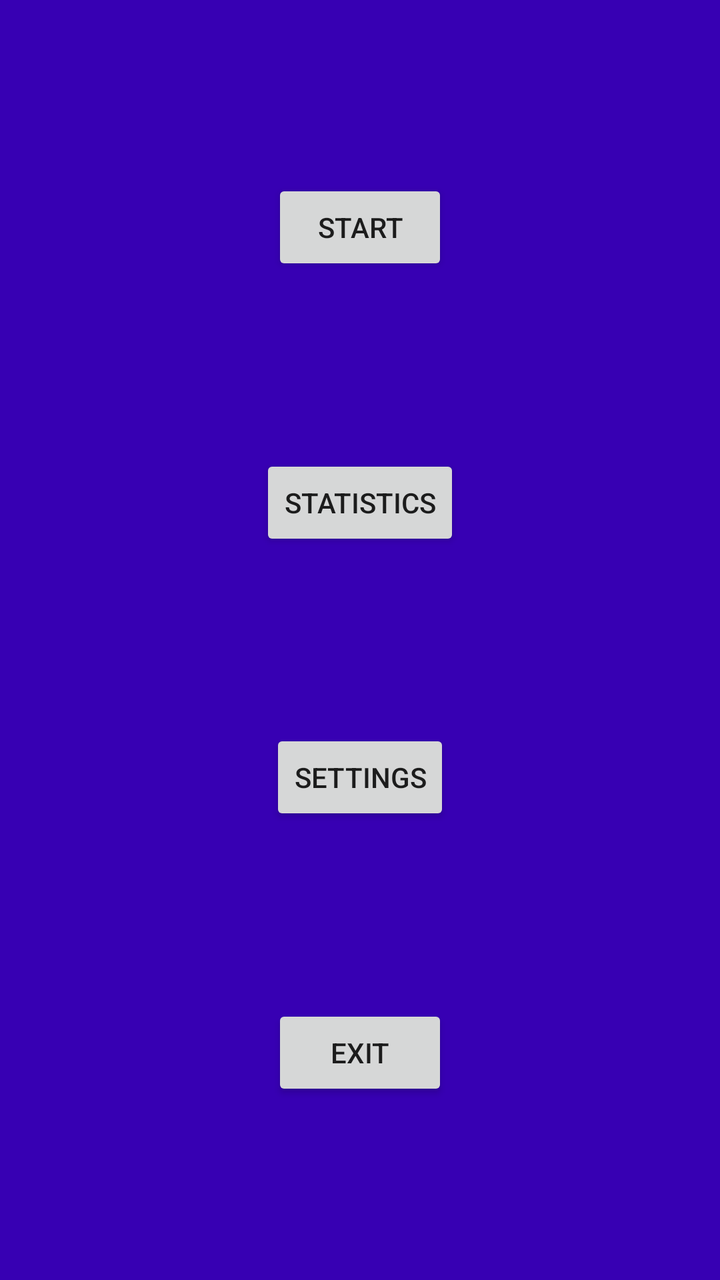
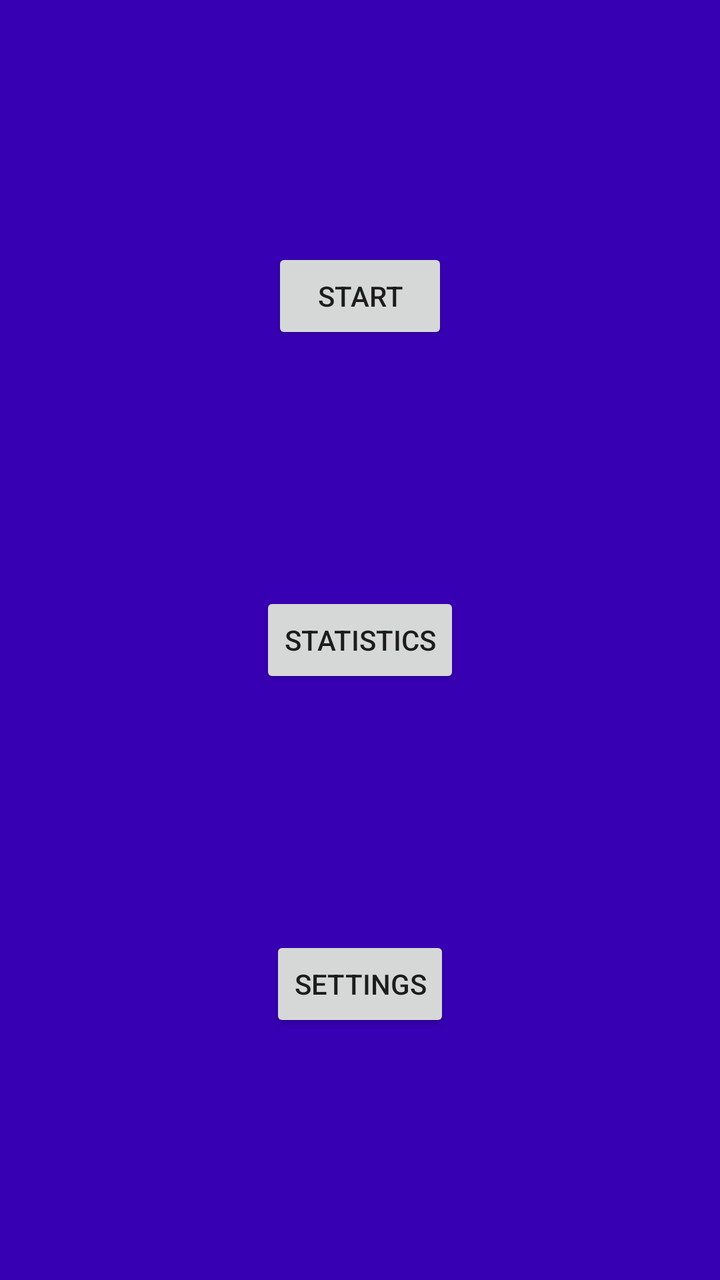

Compare the two renders of this Android layout. The source of the first and the diff that turns it into the second are given below.
<!-- AndroidManifest.xml: application theme AppTheme -->
<!-- res/layout/activity_main.xml -->
<?xml version="1.0" encoding="utf-8"?>
<androidx.constraintlayout.widget.ConstraintLayout xmlns:android="http://schemas.android.com/apk/res/android"
    xmlns:app="http://schemas.android.com/apk/res-auto"
    xmlns:tools="http://schemas.android.com/tools"
    android:id="@+id/mainLayout"
    android:layout_width="match_parent"
    android:layout_height="match_parent"
    android:background="@color/colorPrimaryDark"
    tools:context=".MainActivity">

    <Button
        android:id="@+id/startButton"
        android:layout_width="wrap_content"
        android:layout_height="wrap_content"
        android:onClick="startTraining"
        android:text="@string/startButton"
        app:layout_constraintBottom_toTopOf="@+id/statsButton"
        app:layout_constraintEnd_toEndOf="parent"
        app:layout_constraintStart_toStartOf="parent"
        app:layout_constraintTop_toTopOf="parent" />

    <Button
        android:id="@+id/statsButton"
        android:layout_width="wrap_content"
        android:layout_height="wrap_content"
        android:text="@string/statsButton"
        android:onClick="openStatistics"
        app:layout_constraintBottom_toTopOf="@id/settingsButton"
        app:layout_constraintEnd_toEndOf="parent"
        app:layout_constraintStart_toStartOf="parent"
        app:layout_constraintTop_toBottomOf="@id/startButton" />

    <Button
        android:id="@+id/settingsButton"
        android:layout_width="wrap_content"
        android:layout_height="wrap_content"
        android:text="@string/settingsButton"
        android:onClick="openSettings"
        app:layout_constraintBottom_toTopOf="@id/exitButton"
        app:layout_constraintEnd_toEndOf="parent"
        app:layout_constraintStart_toStartOf="parent"
        app:layout_constraintTop_toBottomOf="@id/statsButton" />

    <Button
        android:id="@+id/exitButton"
        android:layout_width="wrap_content"
        android:layout_height="wrap_content"
        android:onClick="closeApp"
        android:text="@string/exitButton"
        app:layout_constraintBottom_toBottomOf="parent"
        app:layout_constraintEnd_toEndOf="parent"
        app:layout_constraintStart_toStartOf="parent"
        app:layout_constraintTop_toBottomOf="@id/settingsButton" />

</androidx.constraintlayout.widget.ConstraintLayout>
<!-- resources referenced by this layout -->
<resources>
  <color name="colorPrimaryDark">#3700B3</color>
  <string name="exitButton">Exit</string>
  <string name="settingsButton">Settings</string>
  <string name="startButton">Start</string>
  <string name="statsButton">Statistics</string>
  <style name="AppTheme" parent="Theme.AppCompat.Light.DarkActionBar">
          
          <item name="colorPrimary">@color/colorPrimary</item>
          <item name="colorPrimaryDark">@color/colorPrimaryDark</item>
          <item name="colorAccent">@color/colorAccent</item>
      </style>
  <color name="colorPrimary">#6200EE</color>
  <color name="colorAccent">#03DAC5</color>
</resources>

<!-- the commit's change to res/layout/activity_main.xml (unified diff, before → after) -->
@@ -36,20 +36,9 @@
         android:layout_height="wrap_content"
         android:text="@string/settingsButton"
         android:onClick="openSettings"
-        app:layout_constraintBottom_toTopOf="@id/exitButton"
+        app:layout_constraintBottom_toBottomOf="parent"
         app:layout_constraintEnd_toEndOf="parent"
         app:layout_constraintStart_toStartOf="parent"
         app:layout_constraintTop_toBottomOf="@id/statsButton" />
 
-    <Button
-        android:id="@+id/exitButton"
-        android:layout_width="wrap_content"
-        android:layout_height="wrap_content"
-        android:onClick="closeApp"
-        android:text="@string/exitButton"
-        app:layout_constraintBottom_toBottomOf="parent"
-        app:layout_constraintEnd_toEndOf="parent"
-        app:layout_constraintStart_toStartOf="parent"
-        app:layout_constraintTop_toBottomOf="@id/settingsButton" />
-
 </androidx.constraintlayout.widget.ConstraintLayout>
<!-- resource entries referenced after the edit -->
@@ -1,7 +1,6 @@
 <!-- resources referenced by this layout -->
 <resources>
   <color name="colorPrimaryDark">#3700B3</color>
-  <string name="exitButton">Exit</string>
   <string name="settingsButton">Settings</string>
   <string name="startButton">Start</string>
   <string name="statsButton">Statistics</string>
